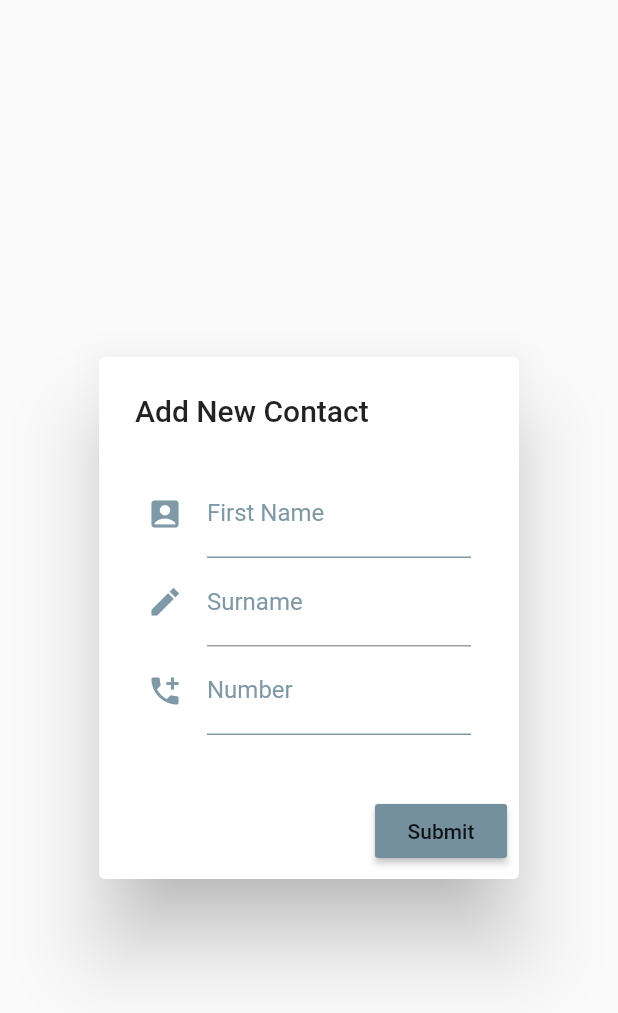
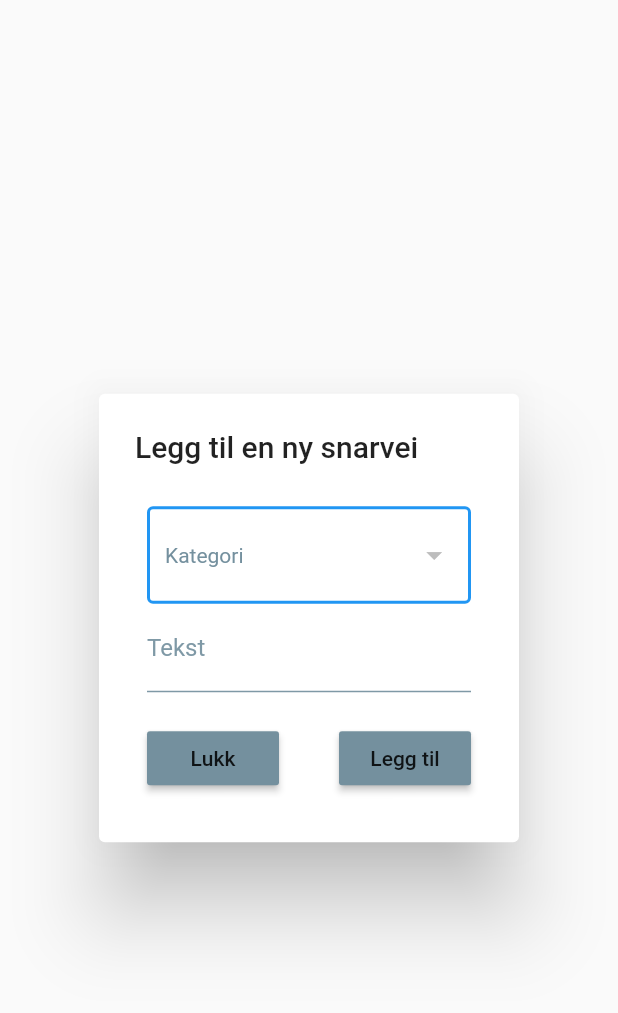
Before and after one commit to andesob/Enabled-app, a Flutter app: the CustomPopup widget shown alone on an empty page, opened directly, on a phone screen of 412 x 824 dp. Shown: the top 1013 px of the screen. Run offline on Flutter 3.47's test engine with Material 2 defaults, Android fonts, the phone set to English and light mode, and no system bars; our stand-ins replace gradient_app_bar, scrollable_positioned_list; missing offline and left inert: flutter_phone_direct_caller, gradient_text; statements that could not run were skipped.

Commit message:
Fixed a bug in scrolling and updated popup

```diff
--- a/lib/custom_page/CustomPageButton.dart
+++ b/lib/custom_page/CustomPageButton.dart
@@ -58,7 +58,7 @@ class _CustomPageButton extends State<CustomPageButton> {
         color: widget.isFocused
             ? Color(StaticColors.deepSpaceSparkle)
             : Color(StaticColors.lighterSlateGray),
-        elevation: widget.isFocused ? 1 : 0,
+        elevation: widget.isFocused ? 10 : 0,
         shape: RoundedRectangleBorder(
             borderRadius: BorderRadius.circular(10.0),
             side: BorderSide(
--- a/lib/custom_page/CustomPopup.dart
+++ b/lib/custom_page/CustomPopup.dart
@@ -1,10 +1,12 @@
 import 'package:enabled_app/Contacts/ContactItem.dart';
 import 'package:enabled_app/colors/colors.dart';
 import 'package:flutter/cupertino.dart';
+import 'package:flutter/foundation.dart';
 import 'package:flutter/material.dart';
+import 'CustomCategory.dart';
 
 class CustomPopup extends StatefulWidget {
-  List<ContactItem> items;
+  List<CustomCategory> items;
 
   CustomPopup({Key key, this.items}) : super(key: key);
 
@@ -17,14 +19,14 @@ class _CustomPopup extends State<CustomPopup> {
   final surnameController = TextEditingController();
   final numberController = TextEditingController();
   FocusNode firstFocusNode;
-  FocusNode lastFocusNode;
-  FocusNode numberFocusNode;
+
+  List<DropdownMenuItem<CustomCategory>> dropDownItems;
+  CustomCategory selectedCategory;
 
   @override
   void dispose() {
     firstFocusNode.dispose();
-    lastFocusNode.dispose();
-    numberFocusNode.dispose();
+
     super.dispose();
   }
 
@@ -32,12 +34,33 @@ class _CustomPopup extends State<CustomPopup> {
   void initState() {
     super.initState();
     firstFocusNode = new FocusNode();
-    lastFocusNode = new FocusNode();
-    numberFocusNode = new FocusNode();
+    firstFocusNode.addListener(_onOnFocusNodeEvent);
 
-    firstFocusNode.addListener(_onOnFocusNodeEvent);
-    lastFocusNode.addListener(_onOnFocusNodeEvent);
-    numberFocusNode.addListener(_onOnFocusNodeEvent);
+    dropDownItems = buildDropDownMenuItems(widget.items);
+    //selectedCategory = dropDownItems[0].value;
+  }
+
+  List<DropdownMenuItem<CustomCategory>> buildDropDownMenuItems(
+      List categories) {
+    List<DropdownMenuItem<CustomCategory>> items = [];
+    for (CustomCategory item in categories) {
+      items.add(
+        DropdownMenuItem(
+          child: Center(
+            child: Text(
+              item.categoryName,
+              style: TextStyle(
+                decoration: TextDecoration.underline,
+                fontSize: 16,
+                //fontStyle: FontStyle.italic,
+              ),
+            ),
+          ),
+          value: item,
+        ),
+      );
+    }
+    return items;
   }
 
   _onOnFocusNodeEvent() {
@@ -54,84 +77,96 @@ class _CustomPopup extends State<CustomPopup> {
   Widget build(BuildContext context) {
     return AlertDialog(
       scrollable: true,
-      title: Text('Add New Contact'),
+      title: Text('Legg til en ny snarvei'),
       content: Padding(
         padding: const EdgeInsets.all(8.0),
         child: Form(
           child: Column(
             children: <Widget>[
+              InputDecorator(
+                isFocused: true,
+                decoration: InputDecoration(
+                  labelStyle: Theme.of(context)
+                      .primaryTextTheme
+                      .caption
+                      .copyWith(color: Colors.black),
+                  border: OutlineInputBorder(),
+                ),
+                child: DropdownButtonHideUnderline(
+                  child: DropdownButton(
+                    focusColor: Color(StaticColors.darkPeach),
+                    isDense: true,
+                    hint: selectedCategory == null
+                        ? Text('Kategori',
+                            style: TextStyle(
+                                color: Color(StaticColors.lightSlateGray)))
+                        : Text(
+                            selectedCategory.categoryName,
+                            style: TextStyle(
+                              color: Color(StaticColors.lightSlateGray),
+                            ),
+                          ),
+                    isExpanded: true,
+                    iconSize: 25.0,
+                    style: TextStyle(
+                      color: Color(
+                        StaticColors.darkPeach,
+                      ),
+                    ),
+                    items: dropDownItems,
+                    onChanged: (item) {
+                      setState(
+                        () {
+                          selectedCategory = item;
+                        },
+                      );
+                    },
+                  ),
+                ),
+              ),
               TextFormField(
                 focusNode: firstFocusNode,
                 controller: firstNameController,
                 decoration: InputDecoration(
                   labelStyle:
                       new TextStyle(color: _getLabelColor(firstFocusNode)),
-                  labelText: 'First Name',
+                  labelText: 'Tekst',
                   enabledBorder: UnderlineInputBorder(
                     borderSide: BorderSide(
                       color: _getLabelColor(firstFocusNode),
                     ),
                   ),
-                  icon: Icon(
-                    Icons.account_box,
-                    color: _getLabelColor(firstFocusNode),
-                  ),
                 ),
               ),
-              TextFormField(
-                focusNode: lastFocusNode,
-                controller: surnameController,
-                decoration: InputDecoration(
-                  labelStyle:
-                      new TextStyle(color: _getLabelColor(lastFocusNode)),
-                  labelText: 'Surname',
-                  border: UnderlineInputBorder(
-                    borderSide: BorderSide(
-                      color: _getLabelColor(lastFocusNode),
+              Container(
+                margin: EdgeInsets.fromLTRB(0, 20, 0, 0),
+                child: Row(
+                  mainAxisAlignment: MainAxisAlignment.spaceBetween,
+                  crossAxisAlignment: CrossAxisAlignment.center,
+                  children: <Widget>[
+                    RaisedButton(
+                      child: Text("Lukk"),
+                      color: Color(StaticColors.lightSlateGray),
+                      onPressed: () {
+                        FocusScope.of(context).unfocus();
+                        Navigator.pop(context);
+                      },
                     ),
-                  ),
-                  icon: Icon(
-                    Icons.edit_sharp,
-                    color: _getLabelColor(lastFocusNode),
-                  ),
-                ),
-              ),
-              TextFormField(
-                focusNode: numberFocusNode,
-                controller: numberController,
-                keyboardType: TextInputType.phone,
-                decoration: InputDecoration(
-                  labelStyle:
-                      new TextStyle(color: _getLabelColor(numberFocusNode)),
-                  labelText: 'Number',
-                  enabledBorder: UnderlineInputBorder(
-                    borderSide: BorderSide(
-                      color: _getLabelColor(numberFocusNode),
+                    RaisedButton(
+                      child: Text("Legg til"),
+                      color: Color(StaticColors.lightSlateGray),
+                      onPressed: () {
+                        FocusScope.of(context).unfocus();
+                        Navigator.pop(context, firstNameController.text);
+                      },
                     ),
-                  ),
-                  icon: Icon(
-                    Icons.add_ic_call,
-                    color: _getLabelColor(numberFocusNode),
-                  ),
+                  ],
                 ),
               ),
             ],
           ),
         ),
       ),
-      actions: [
-        RaisedButton(
-            child: Text("Submit"),
-            color: Color(StaticColors.lightSlateGray),
-            onPressed: () {
-              widget.items.add(ContactItem(firstNameController.text,
-                  surnameController.text, numberController.text));
-              firstNameController.clear();
-              surnameController.clear();
-              numberController.clear();
-              Navigator.pop(context);
-            })
-      ],
     );
   }
 }
```
Also changed, not shown: lib/custom_page/CustomPage.dart (+25 -9 lines), lib/custom_page/CustomVerticalList.dart (+6 -2 lines), 1 other file.
